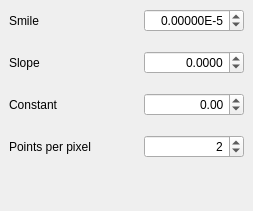
Qt form RixsTool/ui/alignmentfilter.ui (kif/RixsTool) before a commit.
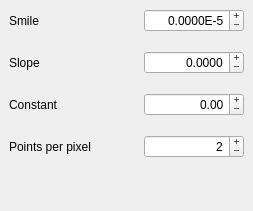
The same form after that commit.

Commit message: Adjusted parameters in SlopeCorrectionTool

```diff
--- a/RixsTool/ui/alignmentfilter.ui
+++ b/RixsTool/ui/alignmentfilter.ui
@@ -100,11 +100,14 @@
          <property name="alignment">
           <set>Qt::AlignRight|Qt::AlignTrailing|Qt::AlignVCenter</set>
          </property>
+         <property name="buttonSymbols">
+          <enum>QAbstractSpinBox::PlusMinus</enum>
+         </property>
          <property name="suffix">
           <string>E-5</string>
          </property>
          <property name="decimals">
-          <number>5</number>
+          <number>4</number>
          </property>
          <property name="minimum">
           <double>-10.000000000000000</double>
@@ -163,6 +166,9 @@
          <property name="alignment">
           <set>Qt::AlignRight|Qt::AlignTrailing|Qt::AlignVCenter</set>
          </property>
+         <property name="buttonSymbols">
+          <enum>QAbstractSpinBox::PlusMinus</enum>
+         </property>
          <property name="decimals">
           <number>4</number>
          </property>
@@ -220,6 +226,9 @@
          <property name="alignment">
           <set>Qt::AlignRight|Qt::AlignTrailing|Qt::AlignVCenter</set>
          </property>
+         <property name="buttonSymbols">
+          <enum>QAbstractSpinBox::PlusMinus</enum>
+         </property>
          <property name="minimum">
           <double>-2048.000000000000000</double>
          </property>
@@ -277,6 +286,9 @@
          <property name="alignment">
           <set>Qt::AlignRight|Qt::AlignTrailing|Qt::AlignVCenter</set>
          </property>
+         <property name="buttonSymbols">
+          <enum>QAbstractSpinBox::PlusMinus</enum>
+         </property>
          <property name="minimum">
           <number>1</number>
          </property>
```
The commit also changes 2 other files.
